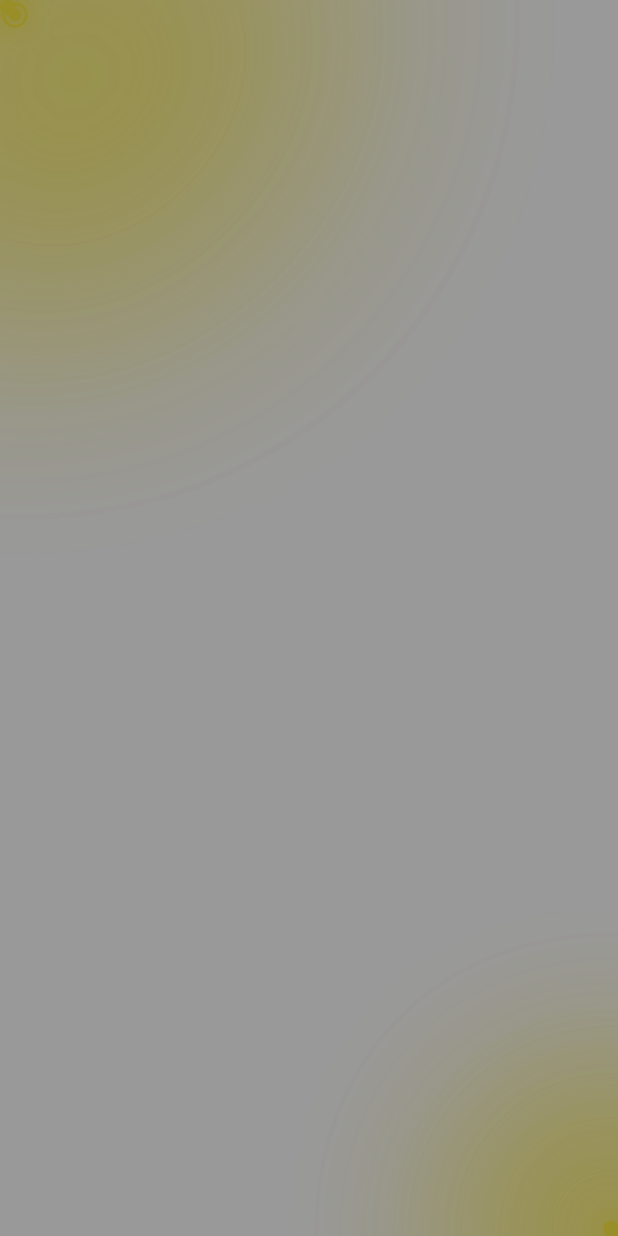
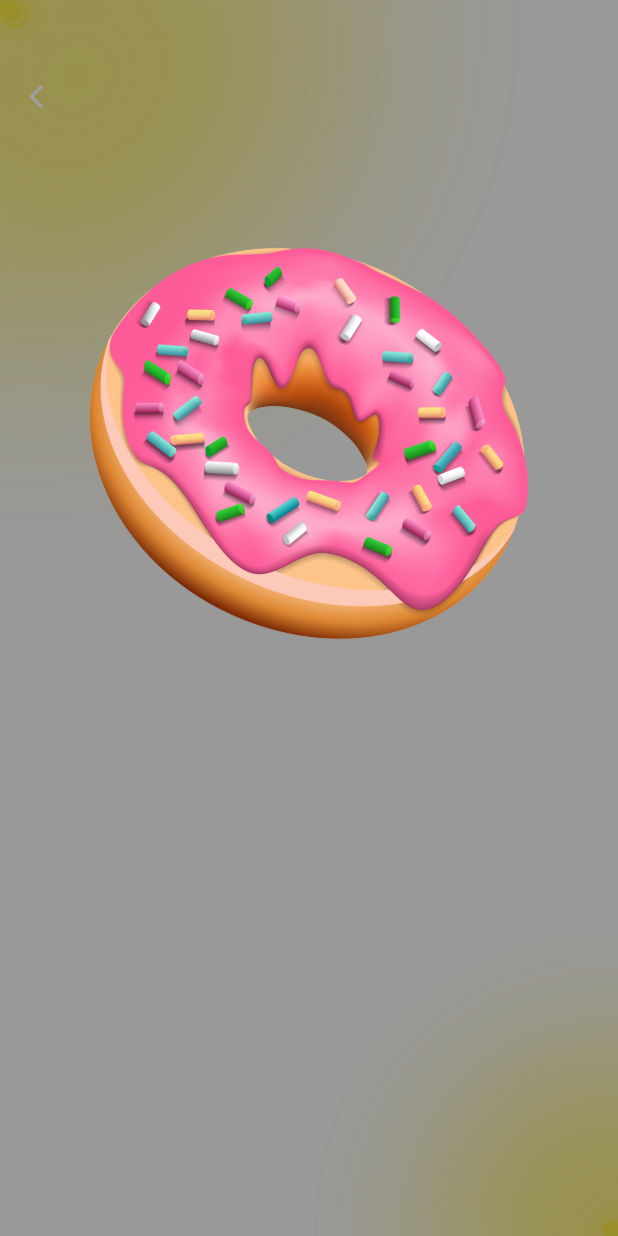
Before and after one commit to chirtu/code_bloc, a Flutter app: the AddToCartPage screen opened directly, on a phone screen of 412 x 824 dp. Run offline on Flutter 3.47's test engine with Material 2 defaults, Android fonts, the phone set to English and light mode, and no system bars; our stand-ins replace blurrycontainer, curved_navigation_bar, google_fonts.

Commit message:
some changes

```diff
--- a/lib/pages/add_to_cart_page.dart
+++ b/lib/pages/add_to_cart_page.dart
@@ -84,10 +84,28 @@ class _AddToCartPageState extends State<AddToCartPage> {
           BackdropFilter(
             filter: ui.ImageFilter.blur(sigmaX: 10.0, sigmaY: 10.0),
             child: Container(
+              padding: EdgeInsets.symmetric(vertical: 40),
               color: Colors.black12.withOpacity(.4),
+              child: Column(
+                mainAxisAlignment: MainAxisAlignment.start,
+                crossAxisAlignment: CrossAxisAlignment.start,
+                children: [
+                  Row(
+                    crossAxisAlignment: CrossAxisAlignment.start,
+                    mainAxisAlignment: MainAxisAlignment.spaceBetween,
+                    children: [
+                      IconButton(onPressed: (){
+                        Navigator.pop(context);
+                      }, icon: Icon(CupertinoIcons.back, color: Colors.grey,))
+                    ],
+                  ),
+                  Image(image: AssetImage("assets/images/donut.png")),
+                  SizedBox(height: 10,),
+
+                ],
+              )
             ),
           ),
-
         ],
       ),
     );
```
Also changed, not shown: 1 other file.
